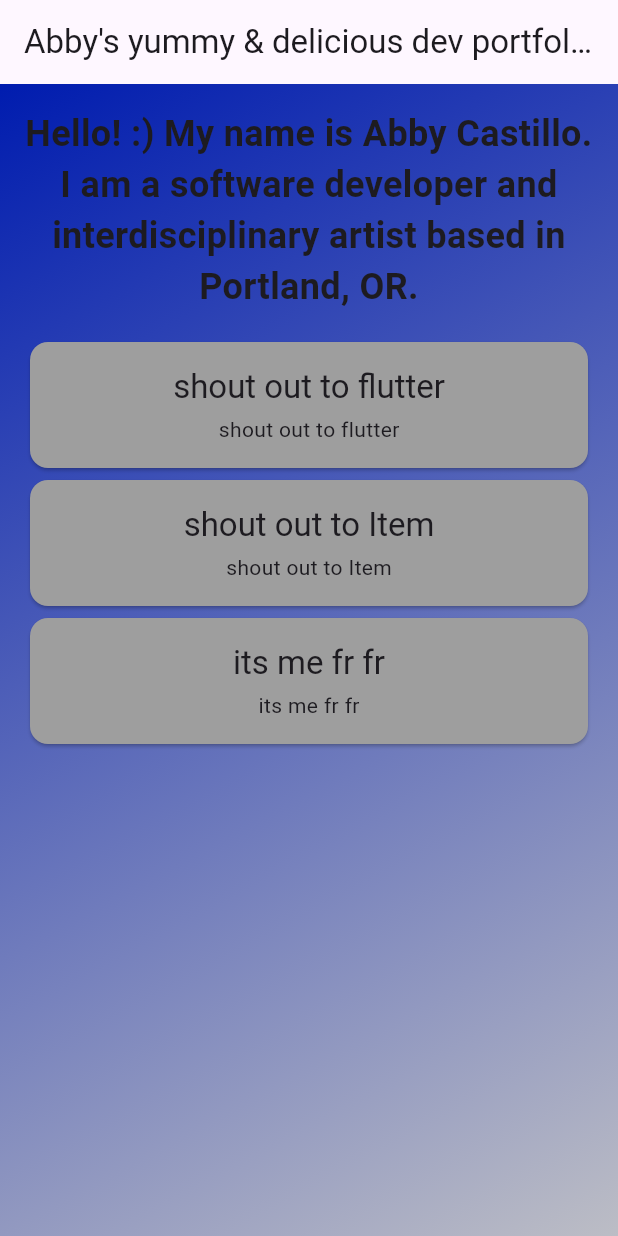
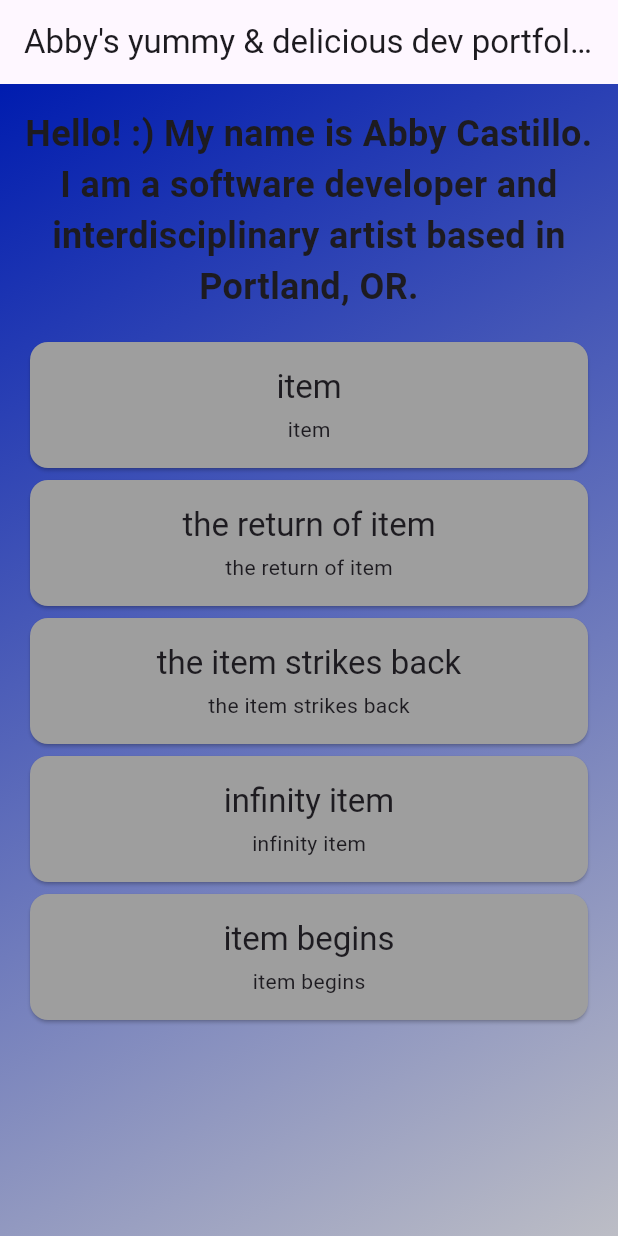
Before and after one commit to abbymachines/flutter-dev-portfolio, a Flutter app: the screen it shows after launch, on a phone screen of 412 x 824 dp. Run offline on Flutter 3.47's test engine with Material 2 defaults, Android fonts, the phone set to English and light mode, and no system bars.

Commit message:
implement ListView for item list

```diff
--- a/lib/main.dart
+++ b/lib/main.dart
@@ -29,6 +29,7 @@ class MyApp extends StatelessWidget {
           width: double.infinity,
           padding: const EdgeInsets.all(16),
           child: const Column(
+            mainAxisSize: MainAxisSize.min,
             mainAxisAlignment: MainAxisAlignment.center,
             crossAxisAlignment: CrossAxisAlignment.center,
             children: [
--- a/lib/widgets/items/item_list.dart
+++ b/lib/widgets/items/item_list.dart
@@ -1,5 +1,13 @@
 import 'package:flutter/material.dart';
 import 'package:flutter_dev_portfolio/widgets/items/item.dart';
+
+const items = [
+  'item',
+  'the return of item',
+  'the item strikes back',
+  'infinity item',
+  'item begins'
+];
 
 class ItemList extends StatelessWidget {
   const ItemList(
@@ -10,16 +18,26 @@ class ItemList extends StatelessWidget {
 
   @override
   Widget build(context) {
-    // return ListView.builder(itemBuilder: itemBuilder) // ⚠️ left off here
-    return const Expanded(
-      flex: 1,
-      child: Column(
-        children: [
-          Item('shout out to flutter'),
-          Item('shout out to Item'),
-          Item('its me fr fr'),
-        ],
+    return Expanded(
+      child: ListView.builder(
+        itemCount: items.length,
+        itemBuilder: (ctx, index) =>
+            Item(key: ValueKey(items[index]), items[index]),
       ),
     );
+
+    // return const Expanded(
+    //   flex: 1,
+    //   child: Column(
+    //     children: [
+    //       Item('shout out to flutter'),
+    //       Item('shout out to Item'),
+    //       Item('its me fr fr'),
+    //       Item('another one'),
+    //       Item('and another'),
+    //       Item('and one yet more')
+    //     ],
+    //   ),
+    // );
   }
 }
```
